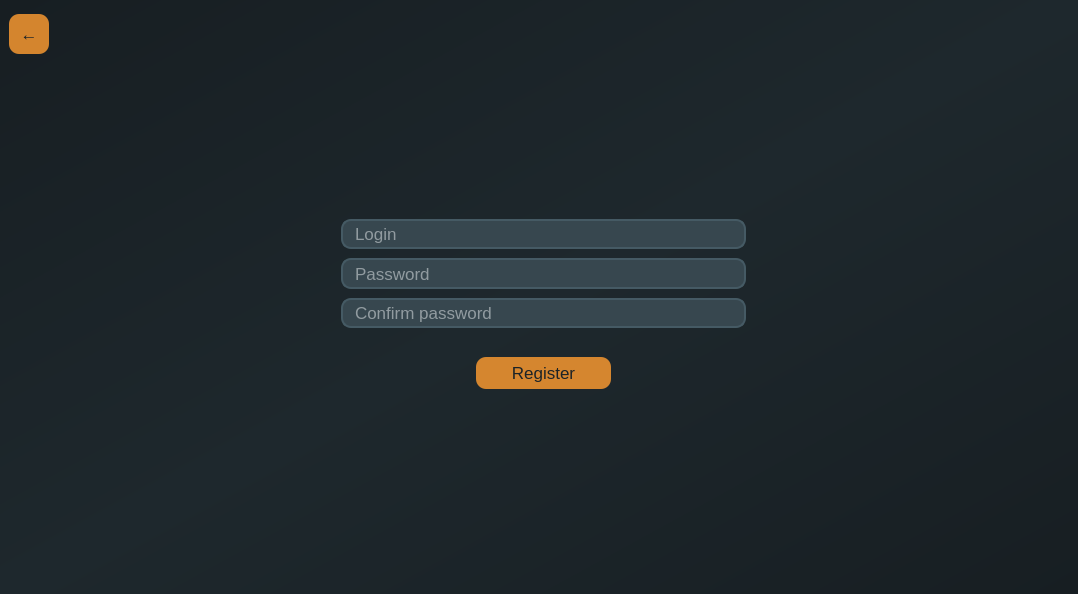
This is Lab2/Lab2_proj/ClientPart/mainwindow.ui in BohdanGunko/clientServetTcpIp as Qt 5 draws it before an edit. The edited form follows.
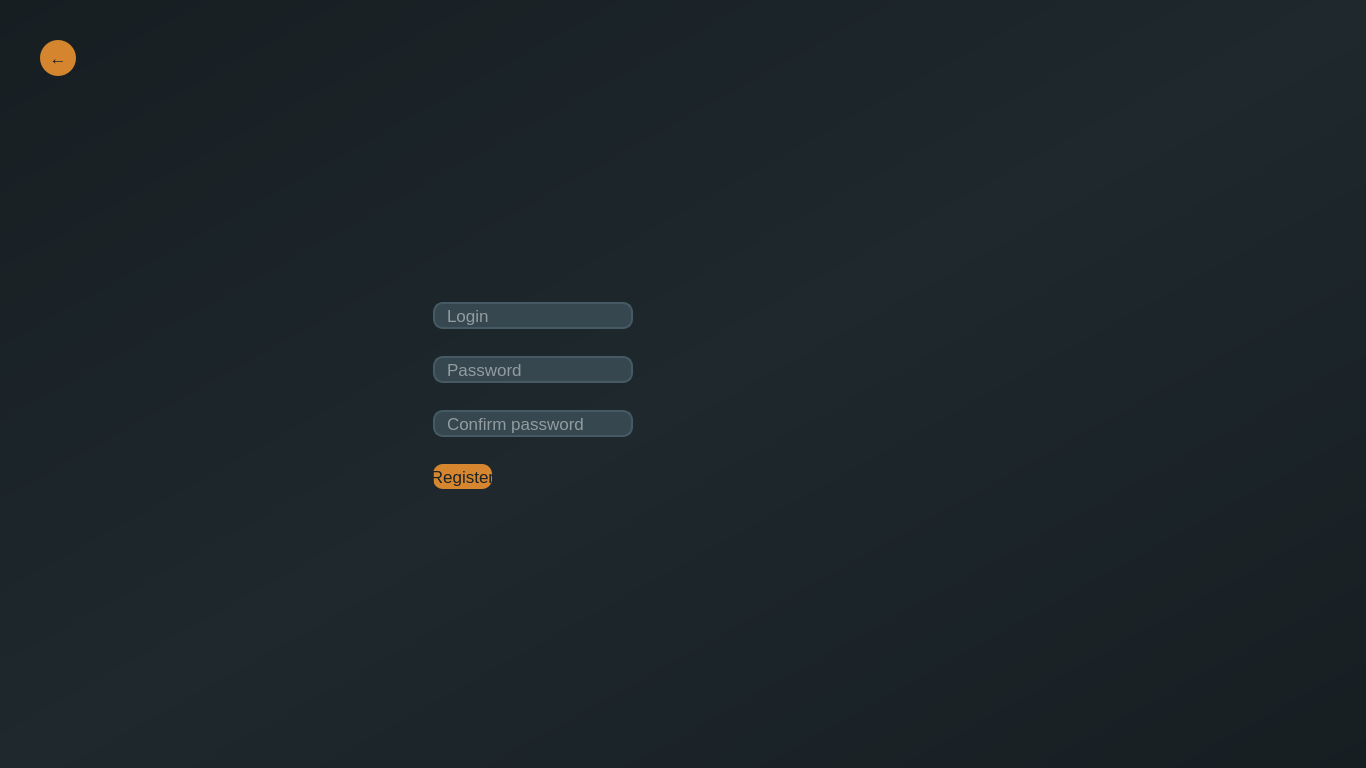
This is the edited form. The open tabs and pages were chosen to show the change.

The edit to the form file:
```diff
--- a/Lab2/Lab2_proj/ClientPart/mainwindow.ui
+++ b/Lab2/Lab2_proj/ClientPart/mainwindow.ui
@@ -6,8 +6,8 @@
    <rect>
     <x>0</x>
     <y>0</y>
-    <width>1078</width>
-    <height>594</height>
+    <width>1366</width>
+    <height>768</height>
    </rect>
   </property>
   <property name="sizePolicy">
@@ -437,7 +437,10 @@
 	background-color: #37474F;
 color:#DDDDDD;
 }
+QPushButton#RegGoBackButton{
 
+	border-radius:18px;
+}
 /*--------------------------------Check box--------------------------------*/
 QCheckBox {
 	color:#999999;
@@ -494,238 +497,18 @@
 	background-color: #1c2428;
 }
 
-/*--------------------------------Line edit--------------------------------*/
 
-QCheckBox{
-	background-color: none;
-	shadow: 3px 3px white;
-
-
-
-}
 </string>
        </property>
-       <layout class="QVBoxLayout" name="verticalLayout_9">
-        <item>
-         <layout class="QGridLayout" name="gridLayout_4" rowstretch="0,0,7,5,4,7" columnstretch="4,5,4" rowminimumheight="0,0,0,0,0,0">
-          <property name="leftMargin">
-           <number>0</number>
-          </property>
-          <property name="topMargin">
-           <number>0</number>
-          </property>
-          <property name="rightMargin">
-           <number>0</number>
-          </property>
-          <property name="bottomMargin">
-           <number>0</number>
-          </property>
-          <property name="spacing">
-           <number>9</number>
-          </property>
-          <item row="3" column="0">
-           <spacer name="horizontalSpacer_6">
-            <property name="orientation">
-             <enum>Qt::Horizontal</enum>
-            </property>
-            <property name="sizeHint" stdset="0">
-             <size>
-              <width>0</width>
-              <height>0</height>
-             </size>
-            </property>
-           </spacer>
-          </item>
-          <item row="2" column="1">
-           <spacer name="verticalSpacer">
-            <property name="orientation">
-             <enum>Qt::Vertical</enum>
-            </property>
-            <property name="sizeHint" stdset="0">
-             <size>
-              <width>0</width>
-              <height>0</height>
-             </size>
-            </property>
-           </spacer>
-          </item>
-          <item row="5" column="1">
-           <spacer name="verticalSpacer_2">
-            <property name="orientation">
-             <enum>Qt::Vertical</enum>
-            </property>
-            <property name="sizeHint" stdset="0">
-             <size>
-              <width>0</width>
-              <height>0</height>
-             </size>
-            </property>
-           </spacer>
-          </item>
-          <item row="3" column="2">
-           <spacer name="horizontalSpacer_7">
-            <property name="orientation">
-             <enum>Qt::Horizontal</enum>
-            </property>
-            <property name="sizeHint" stdset="0">
-             <size>
-              <width>0</width>
-              <height>0</height>
-             </size>
-            </property>
-           </spacer>
-          </item>
-          <item row="1" column="0">
-           <layout class="QHBoxLayout" name="horizontalLayout_2">
-            <property name="bottomMargin">
-             <number>0</number>
-            </property>
-            <item>
-             <widget class="QPushButton" name="RegGoBackButton">
-              <property name="sizePolicy">
-               <sizepolicy hsizetype="Fixed" vsizetype="Fixed">
-                <horstretch>0</horstretch>
-                <verstretch>0</verstretch>
-               </sizepolicy>
-              </property>
-              <property name="minimumSize">
-               <size>
-                <width>40</width>
-                <height>40</height>
-               </size>
-              </property>
-              <property name="maximumSize">
-               <size>
-                <width>30</width>
-                <height>30</height>
-               </size>
-              </property>
-              <property name="text">
-               <string>←</string>
-              </property>
-             </widget>
-            </item>
-            <item>
-             <spacer name="horizontalSpacer_5">
-              <property name="orientation">
-               <enum>Qt::Horizontal</enum>
-              </property>
-              <property name="sizeHint" stdset="0">
-               <size>
-                <width>0</width>
-                <height>0</height>
-               </size>
-              </property>
-             </spacer>
-            </item>
-           </layout>
-          </item>
-          <item row="4" column="1">
-           <layout class="QGridLayout" name="gridLayout_5" rowstretch="5,6">
-            <property name="topMargin">
-             <number>20</number>
-            </property>
-            <property name="spacing">
-             <number>2</number>
-            </property>
-            <item row="0" column="1">
-             <widget class="QPushButton" name="RegRegButton">
-              <property name="sizePolicy">
-               <sizepolicy hsizetype="Expanding" vsizetype="Expanding">
-                <horstretch>0</horstretch>
-                <verstretch>0</verstretch>
-               </sizepolicy>
-              </property>
-              <property name="minimumSize">
-               <size>
-                <width>50</width>
-                <height>25</height>
-               </size>
-              </property>
-              <property name="maximumSize">
-               <size>
-                <width>300</width>
-                <height>55</height>
-               </size>
-              </property>
-              <property name="text">
-               <string>Register</string>
-              </property>
-             </widget>
-            </item>
-            <item row="0" column="0">
-             <spacer name="horizontalSpacer_3">
-              <property name="orientation">
-               <enum>Qt::Horizontal</enum>
-              </property>
-              <property name="sizeHint" stdset="0">
-               <size>
-                <width>0</width>
-                <height>0</height>
-               </size>
-              </property>
-             </spacer>
-            </item>
-            <item row="0" column="2">
-             <spacer name="horizontalSpacer_4">
-              <property name="orientation">
-               <enum>Qt::Horizontal</enum>
-              </property>
-              <property name="sizeHint" stdset="0">
-               <size>
-                <width>0</width>
-                <height>0</height>
-               </size>
-              </property>
-             </spacer>
-            </item>
-            <item row="1" column="1">
-             <spacer name="verticalSpacer_5">
-              <property name="orientation">
-               <enum>Qt::Vertical</enum>
-              </property>
-              <property name="sizeHint" stdset="0">
-               <size>
-                <width>0</width>
-                <height>0</height>
-               </size>
-              </property>
-             </spacer>
-            </item>
-           </layout>
-          </item>
-          <item row="3" column="1">
-           <layout class="QGridLayout" name="gridLayout" rowstretch="1,10,10,10">
-            <item row="2" column="0">
-             <widget class="QLineEdit" name="RegPassLineEdit">
-              <property name="sizePolicy">
-               <sizepolicy hsizetype="Expanding" vsizetype="Expanding">
-                <horstretch>0</horstretch>
-                <verstretch>0</verstretch>
-               </sizepolicy>
-              </property>
-              <property name="minimumSize">
-               <size>
-                <width>200</width>
-                <height>27</height>
-               </size>
-              </property>
-              <property name="maximumSize">
-               <size>
-                <width>500</width>
-                <height>55</height>
-               </size>
-              </property>
-              <property name="echoMode">
-               <enum>QLineEdit::Password</enum>
-              </property>
-              <property name="placeholderText">
-               <string>Password</string>
-              </property>
-             </widget>
-            </item>
-            <item row="1" column="0">
              <widget class="QLineEdit" name="RegLogLineEdit">
+        <property name="geometry">
+         <rect>
+          <x>433</x>
+          <y>302</y>
+          <width>200</width>
+          <height>27</height>
+         </rect>
+        </property>
               <property name="sizePolicy">
                <sizepolicy hsizetype="Expanding" vsizetype="Expanding">
                 <horstretch>0</horstretch>
@@ -751,9 +534,49 @@
                <string>Login</string>
               </property>
              </widget>
-            </item>
-            <item row="3" column="0">
+       <widget class="QLineEdit" name="RegPassLineEdit">
+        <property name="geometry">
+         <rect>
+          <x>433</x>
+          <y>356</y>
+          <width>200</width>
+          <height>27</height>
+         </rect>
+        </property>
+        <property name="sizePolicy">
+         <sizepolicy hsizetype="Expanding" vsizetype="Expanding">
+          <horstretch>0</horstretch>
+          <verstretch>0</verstretch>
+         </sizepolicy>
+        </property>
+        <property name="minimumSize">
+         <size>
+          <width>200</width>
+          <height>27</height>
+         </size>
+        </property>
+        <property name="maximumSize">
+         <size>
+          <width>500</width>
+          <height>55</height>
+         </size>
+        </property>
+        <property name="echoMode">
+         <enum>QLineEdit::Password</enum>
+        </property>
+        <property name="placeholderText">
+         <string>Password</string>
+        </property>
+       </widget>
              <widget class="QLineEdit" name="RegConfLineEdit">
+        <property name="geometry">
+         <rect>
+          <x>433</x>
+          <y>410</y>
+          <width>200</width>
+          <height>27</height>
+         </rect>
+        </property>
               <property name="sizePolicy">
                <sizepolicy hsizetype="Expanding" vsizetype="Expanding">
                 <horstretch>0</horstretch>
@@ -779,25 +602,68 @@
                <string>Confirm password</string>
               </property>
              </widget>
-            </item>
-            <item row="0" column="0">
-             <spacer name="verticalSpacer_4">
-              <property name="orientation">
-               <enum>Qt::Vertical</enum>
-              </property>
-              <property name="sizeHint" stdset="0">
+       <widget class="QPushButton" name="RegRegButton">
+        <property name="geometry">
+         <rect>
+          <x>433</x>
+          <y>464</y>
+          <width>59</width>
+          <height>25</height>
+         </rect>
+        </property>
+        <property name="sizePolicy">
+         <sizepolicy hsizetype="Expanding" vsizetype="Expanding">
+          <horstretch>0</horstretch>
+          <verstretch>0</verstretch>
+         </sizepolicy>
+        </property>
+        <property name="minimumSize">
+         <size>
+          <width>50</width>
+          <height>25</height>
+         </size>
+        </property>
+        <property name="maximumSize">
+         <size>
+          <width>300</width>
+          <height>55</height>
+         </size>
+        </property>
+        <property name="text">
+         <string>Register</string>
+        </property>
+       </widget>
+       <widget class="QPushButton" name="RegGoBackButton">
+        <property name="geometry">
+         <rect>
+          <x>40</x>
+          <y>40</y>
+          <width>36</width>
+          <height>36</height>
+         </rect>
+        </property>
+        <property name="sizePolicy">
+         <sizepolicy hsizetype="Fixed" vsizetype="Fixed">
+          <horstretch>0</horstretch>
+          <verstretch>0</verstretch>
+         </sizepolicy>
+        </property>
+        <property name="minimumSize">
                <size>
                 <width>0</width>
                 <height>0</height>
                </size>
               </property>
-             </spacer>
-            </item>
-           </layout>
-          </item>
-         </layout>
-        </item>
-       </layout>
+        <property name="maximumSize">
+         <size>
+          <width>16777215</width>
+          <height>16777215</height>
+         </size>
+        </property>
+        <property name="text">
+         <string>←</string>
+        </property>
+       </widget>
       </widget>
      </widget>
     </item>
```
Left out of the diff: 9 changed lines with no effect on the pictures. Lines whose indentation alone changed are shown as unchanged.
